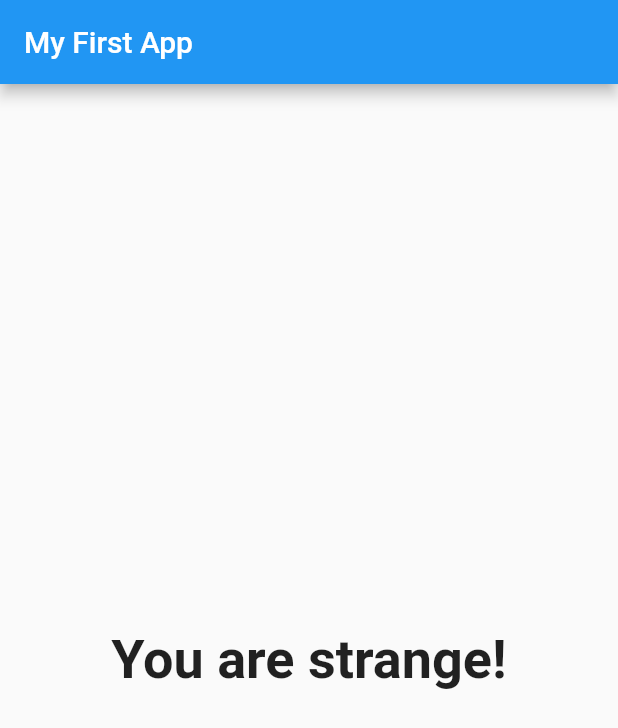
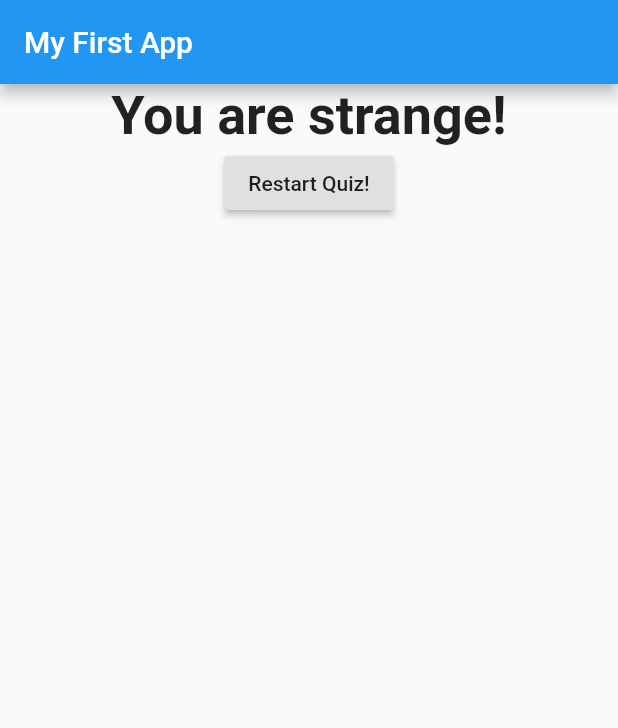
Before and after one commit to haidangngoc/flutter_quiz_app, a Flutter app: the screen it shows after launch, after a tap on "Black", after a tap on "Cat", after a tap on "Bo", on a phone screen of 412 x 824 dp. Shown: the top 728 px of the screen. Run offline on Flutter 3.47's test engine with Material 2 defaults, Android fonts, the phone set to English and light mode, and no system bars.

Commit message:
Restart Quiz

```diff
--- a/lib/main.dart
+++ b/lib/main.dart
@@ -50,6 +50,13 @@ class _MyAppState extends State<MyApp> {
   var _questionIndex = 0;
   var _totalScore = 0;
 
+  void _restartQuiz() {
+    setState(() {
+      _questionIndex = 0;
+      _totalScore = 0;
+    });
+  }
+
   void _answerQuestion(int score) {
     _totalScore += score;
 
@@ -77,7 +84,7 @@ class _MyAppState extends State<MyApp> {
                 questionIndex: _questionIndex,
                 questions: _questions,
               )
-            : Result(_totalScore),
+            : Result(_totalScore, _restartQuiz),
       ),
     );
   }
--- a/lib/result.dart
+++ b/lib/result.dart
@@ -2,8 +2,9 @@ import 'package:flutter/material.dart';
 
 class Result extends StatelessWidget {
   final int resultScore;
+  final Function restartHandler;
 
-  Result(this.resultScore);
+  Result(this.resultScore, this.restartHandler);
 
   String get resultPhrase {
     String resultText;
@@ -22,9 +23,17 @@ class Result extends StatelessWidget {
   @override
   Widget build(BuildContext context) {
     return Center(
-      child: Text(
-        resultPhrase,
-        style: TextStyle(fontSize: 36, fontWeight: FontWeight.bold),
+      child: Column(
+        children: [
+          Text(
+            resultPhrase,
+            style: TextStyle(fontSize: 36, fontWeight: FontWeight.bold),
+          ),
+          RaisedButton(
+            onPressed: restartHandler,
+            child: Text('Restart Quiz!'),
+          ),
+        ],
       ),
     );
   }
```
